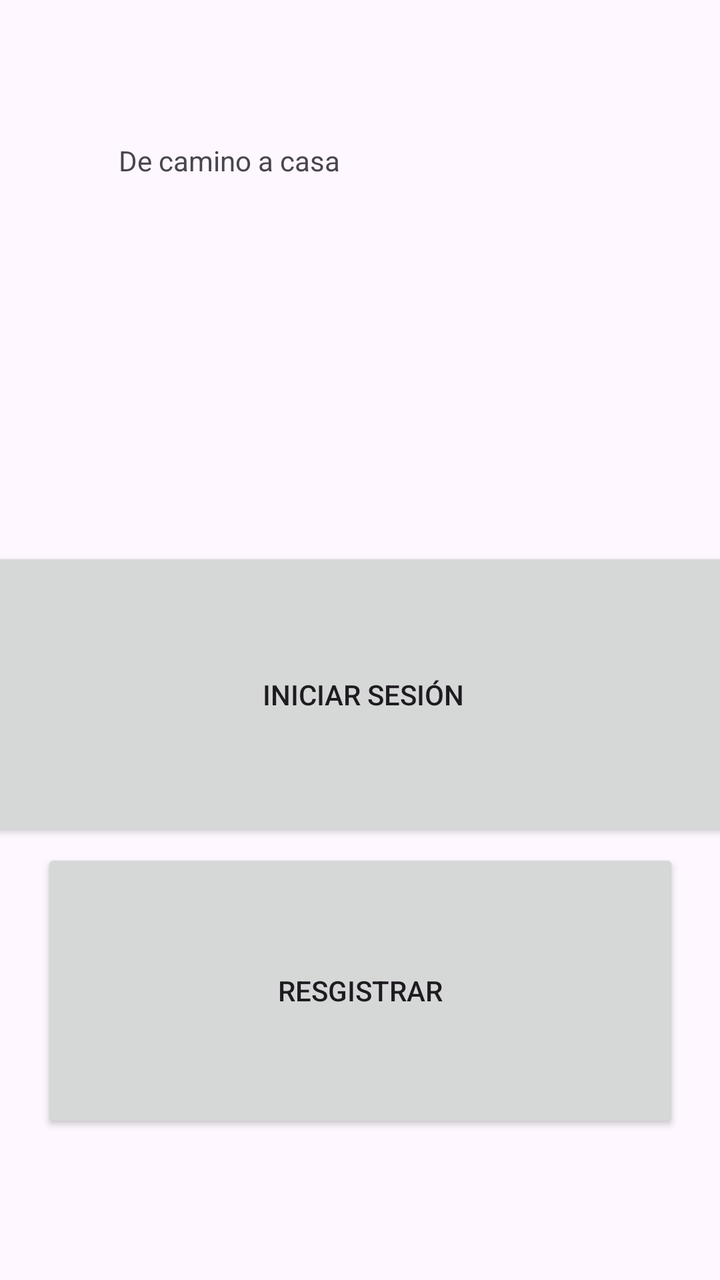
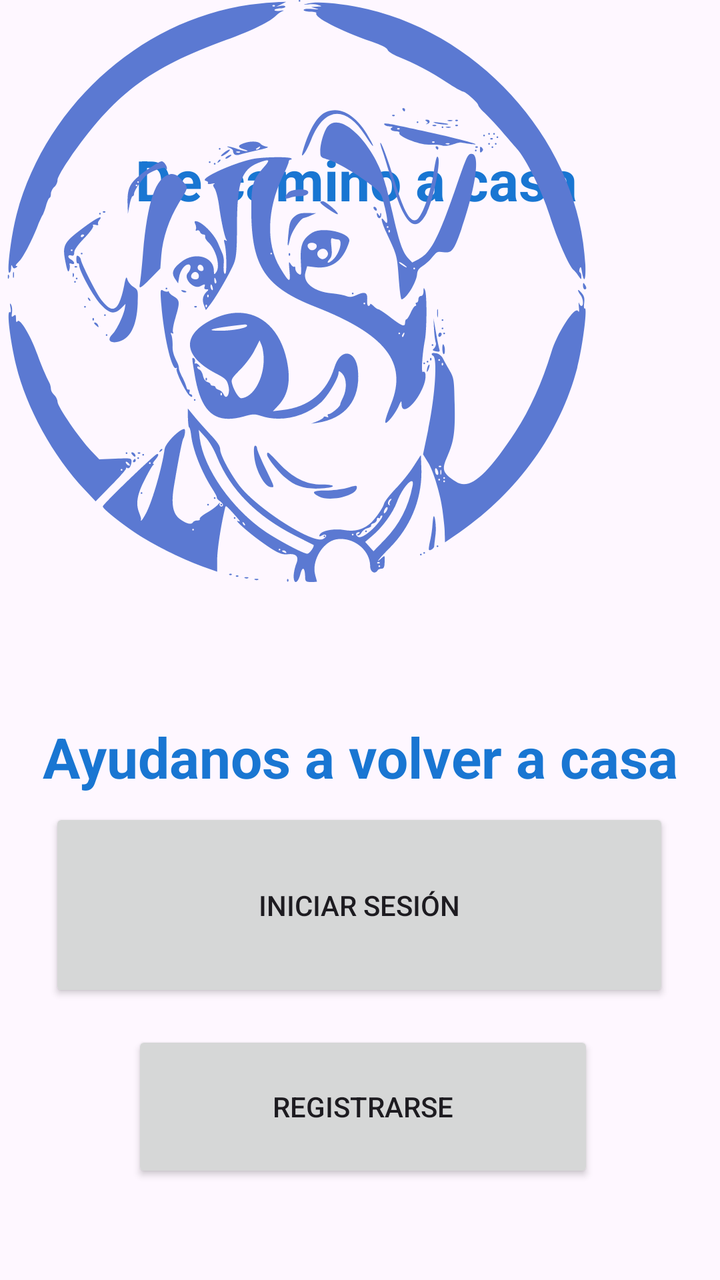

Screens rendered from an Android XML layout before and after an edit, with the pre-edit source and the edit as a unified diff.
<!-- AndroidManifest.xml: application theme Theme.DeCaminoACasa -->
<!-- res/layout/activity_main.xml -->
<?xml version="1.0" encoding="utf-8"?>
<androidx.constraintlayout.widget.ConstraintLayout xmlns:android="http://schemas.android.com/apk/res/android"
    xmlns:app="http://schemas.android.com/apk/res-auto"
    xmlns:tools="http://schemas.android.com/tools"
    android:id="@+id/main"
    android:layout_width="match_parent"
    android:layout_height="match_parent"
    tools:context=".MainActivity">

    <TextView
        android:id="@+id/textView"
        android:layout_width="238dp"
        android:layout_height="42dp"
        android:text="@string/welcome_message"
        app:layout_constraintBottom_toBottomOf="parent"
        app:layout_constraintEnd_toEndOf="parent"
        app:layout_constraintHorizontal_bias="0.486"
        app:layout_constraintStart_toStartOf="parent"
        app:layout_constraintTop_toTopOf="parent"
        app:layout_constraintVertical_bias="0.118"
        tools:ignore="TextSizeCheck" />

    <Button
        android:id="@+id/button"
        android:layout_width="446dp"
        android:layout_height="147dp"
        android:text="@string/login_button"
        app:layout_constraintBottom_toBottomOf="parent"
        app:layout_constraintEnd_toEndOf="parent"
        app:layout_constraintHorizontal_bias="0.485"
        app:layout_constraintStart_toStartOf="parent"
        app:layout_constraintTop_toBottomOf="@+id/textView"
        app:layout_constraintVertical_bias="0.423" />

    <Button
        android:id="@+id/button2"
        android:layout_width="319dp"
        android:layout_height="142dp"
        android:text="Resgistrar"
        app:layout_constraintBottom_toBottomOf="parent"
        app:layout_constraintEnd_toEndOf="parent"
        app:layout_constraintStart_toStartOf="parent"
        app:layout_constraintTop_toBottomOf="@+id/button"
        app:layout_constraintVertical_bias="0.046" />


</androidx.constraintlayout.widget.ConstraintLayout>
<!-- resources referenced by this layout -->
<resources>
  <string name="login_button">Iniciar sesión</string>
  <string name="welcome_message">De camino a casa</string>
  <style name="Theme.DeCaminoACasa" parent="Base.Theme.DeCaminoACasa" />
  <style name="Base.Theme.DeCaminoACasa" parent="Theme.Material3.DayNight.NoActionBar">
          
          
      </style>
</resources>

<!-- the commit's change to res/layout/activity_main.xml (unified diff, before → after) -->
@@ -9,9 +9,12 @@
 
     <TextView
         android:id="@+id/textView"
-        android:layout_width="238dp"
-        android:layout_height="42dp"
+        android:layout_width="wrap_content"
+        android:layout_height="wrap_content"
         android:text="@string/welcome_message"
+        android:textColor="@color/primary_text"
+        android:textSize="28sp"
+        android:textStyle="bold"
         app:layout_constraintBottom_toBottomOf="parent"
         app:layout_constraintEnd_toEndOf="parent"
         app:layout_constraintHorizontal_bias="0.486"
@@ -20,28 +23,51 @@
         app:layout_constraintVertical_bias="0.118"
         tools:ignore="TextSizeCheck" />
 
+    <TextView
+        android:id="@+id/textView3"
+        android:layout_width="wrap_content"
+        android:layout_height="wrap_content"
+        android:text="Ayudanos a volver a casa"
+        android:textColor="@color/primary_text"
+        android:textSize="28sp"
+        android:textStyle="bold"
+        app:layout_constraintBottom_toBottomOf="parent"
+        app:layout_constraintEnd_toEndOf="parent"
+        app:layout_constraintStart_toStartOf="parent"
+        app:layout_constraintTop_toTopOf="parent"
+        app:layout_constraintVertical_bias="0.597"
+        tools:ignore="TextSizeCheck" />
+
     <Button
-        android:id="@+id/button"
-        android:layout_width="446dp"
-        android:layout_height="147dp"
+        android:id="@+id/BTN_iniciarsesion"
+        android:layout_width="310dp"
+        android:layout_height="97dp"
         android:text="@string/login_button"
         app:layout_constraintBottom_toBottomOf="parent"
         app:layout_constraintEnd_toEndOf="parent"
-        app:layout_constraintHorizontal_bias="0.485"
+        app:layout_constraintHorizontal_bias="0.495"
         app:layout_constraintStart_toStartOf="parent"
         app:layout_constraintTop_toBottomOf="@+id/textView"
-        app:layout_constraintVertical_bias="0.423" />
+        app:layout_constraintVertical_bias="0.68" />
 
     <Button
-        android:id="@+id/button2"
-        android:layout_width="319dp"
-        android:layout_height="142dp"
-        android:text="Resgistrar"
+        android:id="@+id/BTN_registrarse"
+        android:layout_width="231dp"
+        android:layout_height="76dp"
+        android:text="@string/register_button"
         app:layout_constraintBottom_toBottomOf="parent"
         app:layout_constraintEnd_toEndOf="parent"
+        app:layout_constraintHorizontal_bias="0.511"
         app:layout_constraintStart_toStartOf="parent"
-        app:layout_constraintTop_toBottomOf="@+id/button"
-        app:layout_constraintVertical_bias="0.046" />
+        app:layout_constraintTop_toBottomOf="@+id/BTN_iniciarsesion"
+        app:layout_constraintVertical_bias="0.227" />
 
+    <ImageView
+        android:id="@+id/imageView"
+        android:layout_width="297dp"
+        android:layout_height="291dp"
+        app:srcCompat="@drawable/picsvg_download"
+        tools:layout_editor_absoluteX="58dp"
+        tools:layout_editor_absoluteY="125dp" />
 
 </androidx.constraintlayout.widget.ConstraintLayout>
<!-- resource entries referenced after the edit -->
@@ -1,6 +1,9 @@
 <!-- resources referenced by this layout -->
 <resources>
+  <color name="primary_text">#1976D2</color>
+  <!-- drawable picsvg_download: vector/xml drawable (drawable, 38406 chars, omitted) -->
   <string name="login_button">Iniciar sesión</string>
+  <string name="register_button">Registrarse</string>
   <string name="welcome_message">De camino a casa</string>
   <style name="Theme.DeCaminoACasa" parent="Base.Theme.DeCaminoACasa" />
   <style name="Base.Theme.DeCaminoACasa" parent="Theme.Material3.DayNight.NoActionBar">
